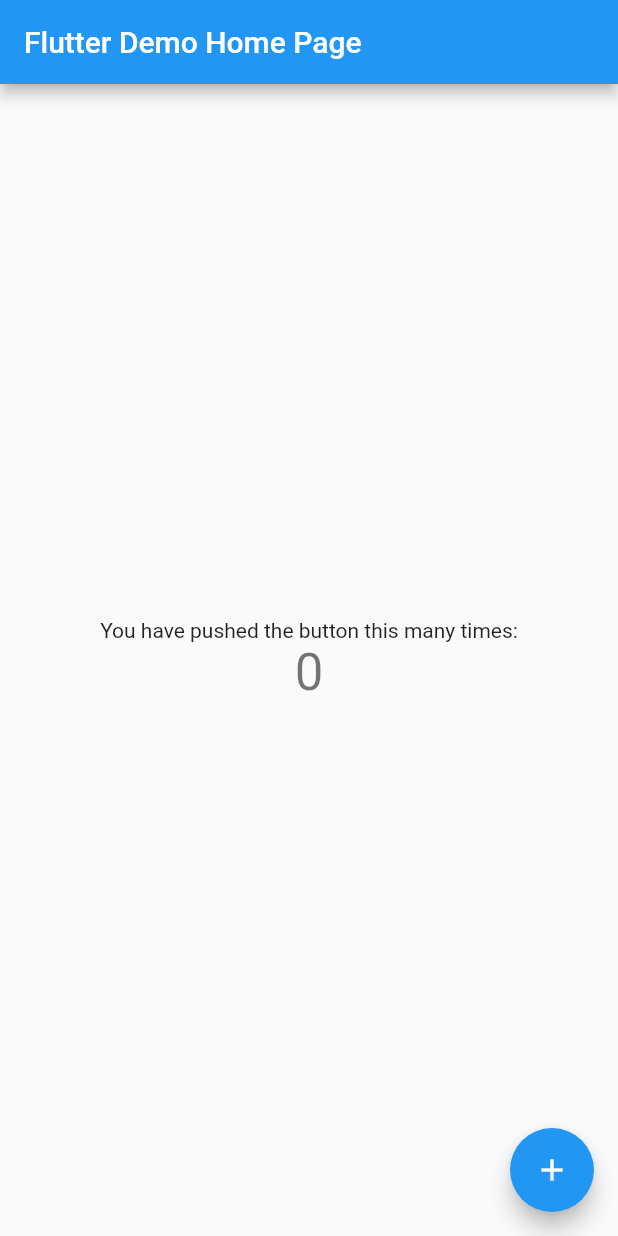
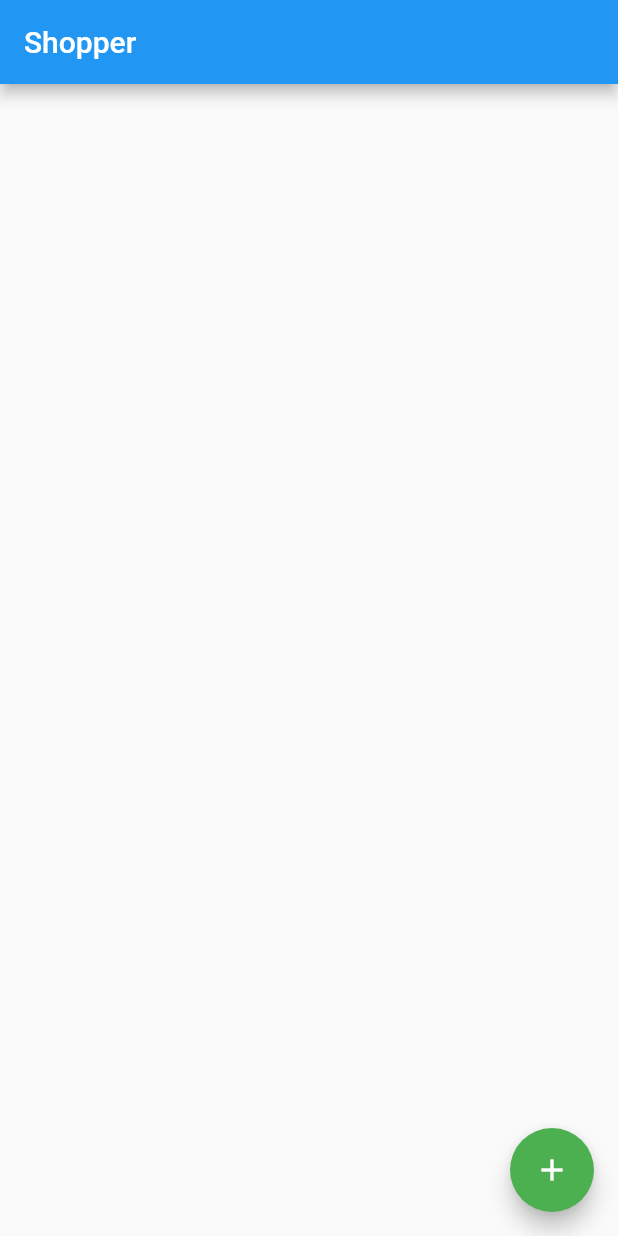
Before and after one commit to pokemonni01/shopper_flutter, a Flutter app: the screen it shows after launch, on a phone screen of 412 x 824 dp. Run offline on Flutter 3.47's test engine with Material 2 defaults, Android fonts, the phone set to English and light mode, and no system bars.

Commit message:
create home page

```diff
--- a/lib/main.dart
+++ b/lib/main.dart
@@ -1,4 +1,5 @@
 import 'package:flutter/material.dart';
+import 'package:shopper_flutter/pages/home_page.dart';
 
 void main() {
   runApp(MyApp());
@@ -9,24 +10,11 @@
   @override
   Widget build(BuildContext context) {
     return MaterialApp(
-      title: 'Flutter Demo',
       theme: ThemeData(
-        // This is the theme of your application.
-        //
-        // Try running your application with "flutter run". You'll see the
-        // application has a blue toolbar. Then, without quitting the app, try
-        // changing the primarySwatch below to Colors.green and then invoke
-        // "hot reload" (press "r" in the console where you ran "flutter run",
-        // or simply save your changes to "hot reload" in a Flutter IDE).
-        // Notice that the counter didn't reset back to zero; the application
-        // is not restarted.
         primarySwatch: Colors.blue,
-        // This makes the visual density adapt to the platform that you run
-        // the app on. For desktop platforms, the controls will be smaller and
-        // closer together (more dense) than on mobile platforms.
         visualDensity: VisualDensity.adaptivePlatformDensity,
       ),
-      home: MyHomePage(title: 'Flutter Demo Home Page'),
+      home: HomePage(),
     );
   }
 }
--- /dev/null
+++ b/lib/pages/home_page.dart
@@ -0,0 +1,20 @@
+import 'package:flutter/material.dart';
+
+class HomePage extends StatelessWidget {
+  @override
+  Widget build(BuildContext context) {
+    return Scaffold(
+      appBar: AppBar(title: Text('Shopper'),),
+      body: Center(
+
+      ),
+      floatingActionButton: FloatingActionButton(
+        onPressed: () {
+          // Add your onPressed code here!
+        },
+        child: Icon(Icons.add),
+        backgroundColor: Colors.green,
+      ),
+    );
+  }
+}
```
Also changed, not shown: 1 other file.
